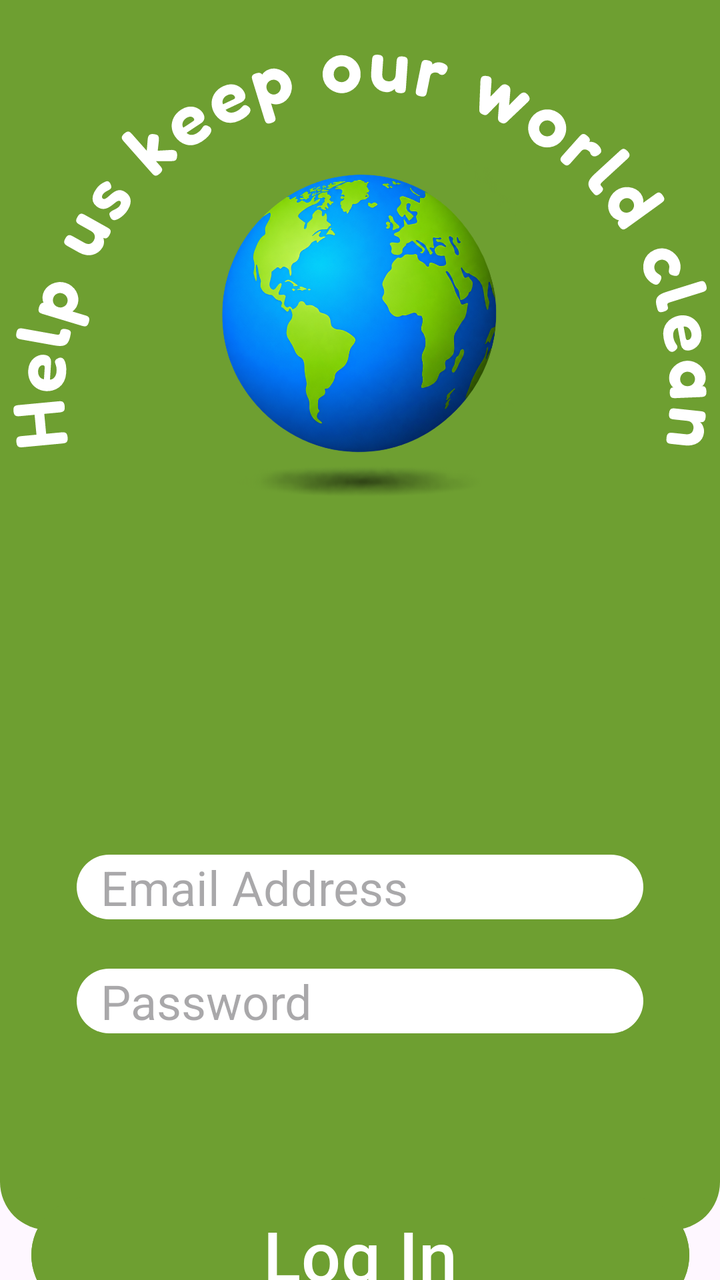
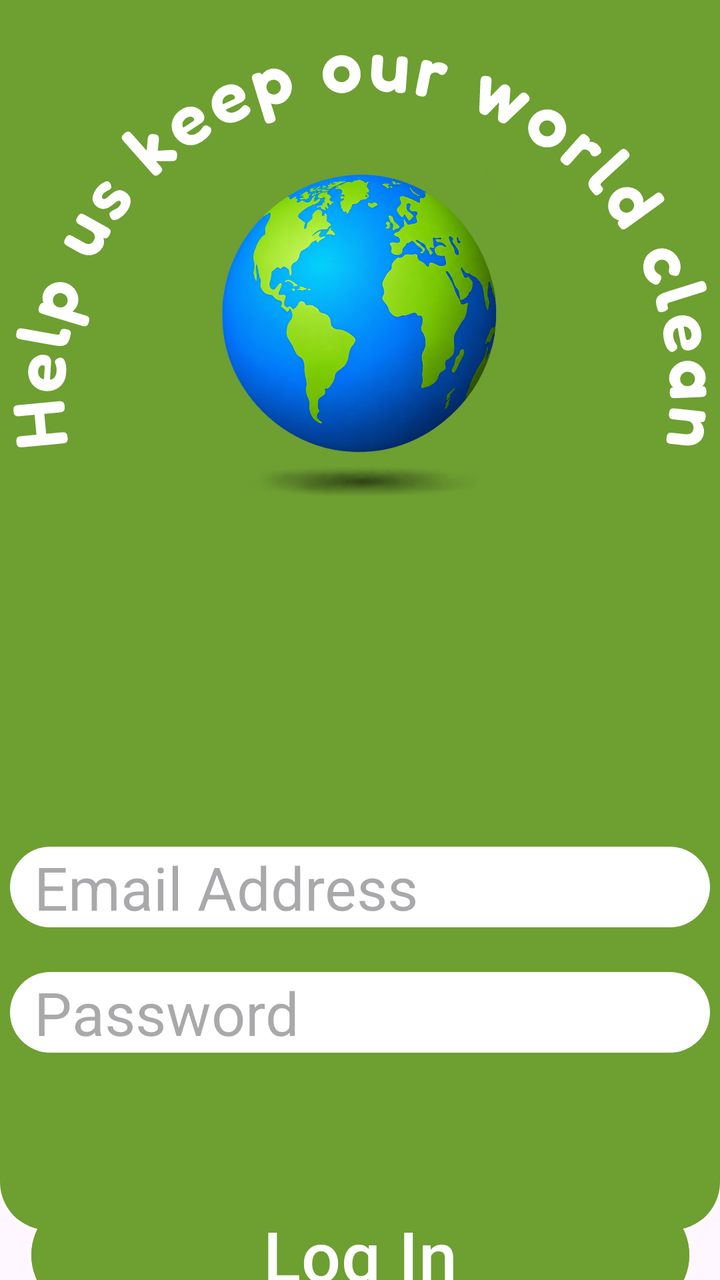

Screens rendered from an Android XML layout before and after an edit, with the pre-edit source and the edit as a unified diff.
<!-- AndroidManifest.xml: application theme Theme.MyApplication -->
<!-- res/layout/activity_login.xml -->
<?xml version="1.0" encoding="utf-8"?>
<androidx.constraintlayout.widget.ConstraintLayout xmlns:android="http://schemas.android.com/apk/res/android"
    xmlns:app="http://schemas.android.com/apk/res-auto"
    xmlns:tools="http://schemas.android.com/tools"
    android:id="@+id/main"
    android:layout_width="match_parent"
    android:layout_height="match_parent"
    tools:context=".ui.login.LoginActivity">

    <View
        android:id="@+id/greenBackground"
        android:layout_width="0dp"
        android:layout_height="615dp"
        android:background="@drawable/rounded_bg_green"
        app:layout_constraintBottom_toBottomOf="parent"
        app:layout_constraintEnd_toEndOf="parent"
        app:layout_constraintStart_toStartOf="parent"
        app:layout_constraintTop_toTopOf="parent"
        app:layout_constraintVertical_bias="0.0" />

    <ImageView
        android:id="@+id/imageView2"
        android:layout_width="0dp"
        android:layout_height="wrap_content"
        app:tint="@color/white"
        app:layout_constraintBottom_toBottomOf="@+id/recycleIcon2"
        app:layout_constraintEnd_toEndOf="parent"
        app:layout_constraintStart_toStartOf="parent"
        app:layout_constraintTop_toTopOf="@+id/greenBackground"
        app:layout_constraintVertical_bias="0.0"
        app:srcCompat="@drawable/help_us_keep_our_world_clean" />

    <ImageView
        android:id="@+id/recycleIcon2"
        android:layout_width="218dp"
        android:layout_height="213dp"
        app:layout_constraintBottom_toBottomOf="parent"
        app:layout_constraintEnd_toEndOf="parent"
        app:layout_constraintHorizontal_bias="0.497"
        app:layout_constraintStart_toStartOf="parent"
        app:layout_constraintTop_toTopOf="parent"
        app:layout_constraintVertical_bias="0.138"
        app:srcCompat="@drawable/globe" />

    <EditText
        android:id="@+id/username"
        android:layout_width="wrap_content"
        android:layout_height="wrap_content"
        android:background="@drawable/rounded_bg"
        android:ems="10"
        android:hint="  Email Address"
        android:inputType="textEmailAddress"
        android:textSize="24sp"
        app:layout_constraintBottom_toBottomOf="@id/greenBackground"
        app:layout_constraintEnd_toEndOf="parent"
        app:layout_constraintStart_toStartOf="parent"
        app:layout_constraintTop_toBottomOf="@id/recycleIcon2" />

    <EditText
        android:id="@+id/password"
        android:layout_width="wrap_content"
        android:layout_height="wrap_content"
        android:background="@drawable/rounded_bg"
        android:ems="10"
        android:hint="  Password"
        android:inputType="numberPassword"
        android:textSize="24sp"
        app:layout_constraintBottom_toBottomOf="@+id/greenBackground"
        app:layout_constraintEnd_toEndOf="parent"
        app:layout_constraintStart_toStartOf="parent"
        app:layout_constraintTop_toBottomOf="@+id/username"
        app:layout_constraintVertical_bias="0.20" />

    <Button
        android:id="@+id/login"
        android:layout_width="329dp"
        android:layout_height="wrap_content"
        android:backgroundTint="@color/BackGroundGreen"
        android:text="Log In"
        android:textSize="34.8sp"
        app:layout_constraintBottom_toBottomOf="parent"
        app:layout_constraintEnd_toEndOf="parent"
        app:layout_constraintStart_toStartOf="parent"
        app:layout_constraintTop_toBottomOf="@+id/greenBackground" />

    <ProgressBar
        android:id="@+id/loading"
        android:layout_width="wrap_content"
        android:layout_height="wrap_content"
        android:layout_gravity="center"
        android:layout_marginTop="64dp"
        android:layout_marginBottom="64dp"
        android:visibility="gone"
        app:layout_constraintBottom_toBottomOf="parent"
        app:layout_constraintTop_toTopOf="parent"
        app:layout_constraintStart_toStartOf="parent"
        app:layout_constraintEnd_toEndOf="parent"
        app:layout_constraintVertical_bias="0.3" />

</androidx.constraintlayout.widget.ConstraintLayout>
<!-- resources referenced by this layout -->
<resources>
  <color name="BackGroundGreen">#6E9F31</color>
  <color name="white">#FFFFFFFF</color>
  <!-- drawable globe: png bitmap (drawable, 728466 bytes) -->
  <!-- drawable help_us_keep_our_world_clean: vector/xml drawable (drawable, 20285 chars, omitted) -->
  <!-- drawable rounded_bg (drawable) -->
  <?xml version="1.0" encoding="utf-8"?>
  <shape xmlns:android="http://schemas.android.com/apk/res/android"
      android:shape="rectangle">
  
      <solid android:color="@color/white" />
  
      <corners android:radius="24dp" />
  
  </shape>
  <!-- drawable rounded_bg_green (drawable) -->
  <?xml version="1.0" encoding="utf-8"?>
  <shape xmlns:android="http://schemas.android.com/apk/res/android"
      android:shape="rectangle">
  
      <solid android:color="@color/BackGroundGreen" />
  
      <corners android:bottomLeftRadius="24dp"
              android:bottomRightRadius="24dp" />
  
  </shape>
  <style name="Theme.MyApplication" parent="Theme.MaterialComponents.DayNight.NoActionBar" />
</resources>

<!-- the commit's change to res/layout/activity_login.xml (unified diff, before → after) -->
@@ -48,9 +48,11 @@
         android:layout_height="wrap_content"
         android:background="@drawable/rounded_bg"
         android:ems="10"
-        android:hint="  Email Address"
+        android:hint="Email Address"
         android:inputType="textEmailAddress"
-        android:textSize="24sp"
+        android:paddingStart="12dp"
+        android:paddingEnd="12dp"
+        android:textSize="30sp"
         app:layout_constraintBottom_toBottomOf="@id/greenBackground"
         app:layout_constraintEnd_toEndOf="parent"
         app:layout_constraintStart_toStartOf="parent"
@@ -62,9 +64,11 @@
         android:layout_height="wrap_content"
         android:background="@drawable/rounded_bg"
         android:ems="10"
-        android:hint="  Password"
+        android:hint="Password"
         android:inputType="numberPassword"
-        android:textSize="24sp"
+        android:paddingStart="12dp"
+        android:paddingEnd="12dp"
+        android:textSize="30sp"
         app:layout_constraintBottom_toBottomOf="@+id/greenBackground"
         app:layout_constraintEnd_toEndOf="parent"
         app:layout_constraintStart_toStartOf="parent"
